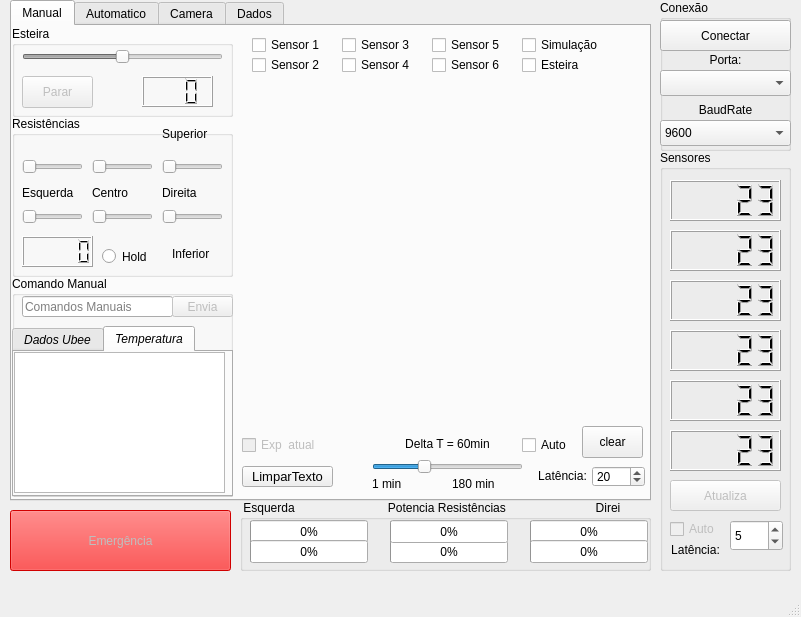
The window that source/forno_design.ui (Atzingen/controleForno-interface) describes before a commit, drawn with Qt 5.
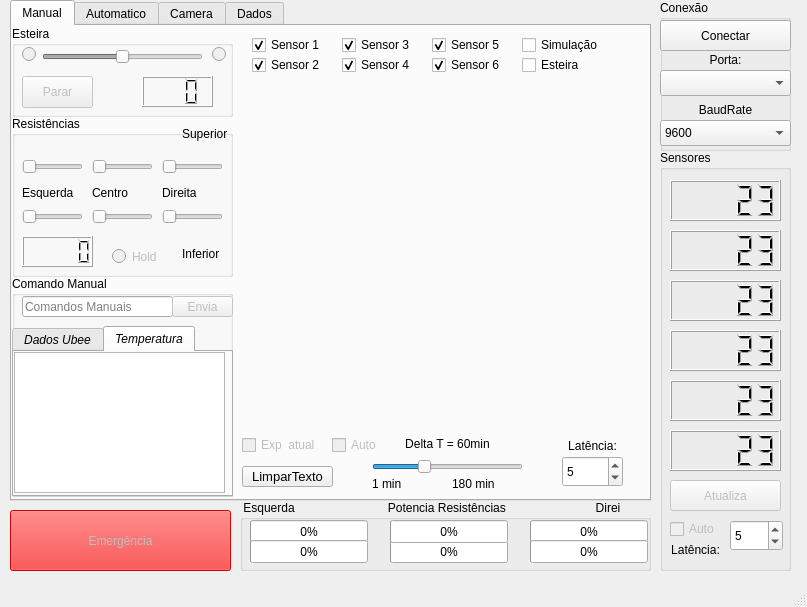
The same window after the commit. The open tabs and pages were chosen to show the change. Custom widgets are drawn as their Qt base class.

```diff
--- a/source/forno_design.ui
+++ b/source/forno_design.ui
@@ -9,8 +9,8 @@
    <rect>
     <x>0</x>
     <y>0</y>
-    <width>801</width>
-    <height>617</height>
+    <width>807</width>
+    <height>607</height>
    </rect>
   </property>
   <property name="windowTitle">
@@ -51,9 +51,9 @@
        </property>
        <property name="geometry">
         <rect>
-         <x>10</x>
+         <x>30</x>
          <y>20</y>
-         <width>201</width>
+         <width>161</width>
          <height>22</height>
         </rect>
        </property>
@@ -96,6 +96,47 @@
         <string>Parar</string>
        </property>
       </widget>
+      <widget class="QRadioButton" name="radioButton_esteiraTras">
+       <property name="enabled">
+        <bool>false</bool>
+       </property>
+       <property name="geometry">
+        <rect>
+         <x>10</x>
+         <y>20</y>
+         <width>21</width>
+         <height>17</height>
+        </rect>
+       </property>
+       <property name="text">
+        <string/>
+       </property>
+       <property name="autoExclusive">
+        <bool>false</bool>
+       </property>
+      </widget>
+      <widget class="QRadioButton" name="radioButton_esteiraFrente">
+       <property name="enabled">
+        <bool>false</bool>
+       </property>
+       <property name="geometry">
+        <rect>
+         <x>200</x>
+         <y>20</y>
+         <width>21</width>
+         <height>17</height>
+        </rect>
+       </property>
+       <property name="text">
+        <string/>
+       </property>
+       <property name="checked">
+        <bool>false</bool>
+       </property>
+       <property name="autoExclusive">
+        <bool>false</bool>
+       </property>
+      </widget>
      </widget>
      <widget class="QGroupBox" name="groupBox_5">
       <property name="geometry">
@@ -265,9 +306,9 @@
       <widget class="QLabel" name="label_4">
        <property name="geometry">
         <rect>
-         <x>150</x>
+         <x>170</x>
          <y>10</y>
-         <width>71</width>
+         <width>51</width>
          <height>16</height>
         </rect>
        </property>
@@ -278,9 +319,9 @@
       <widget class="QLabel" name="label_5">
        <property name="geometry">
         <rect>
-         <x>160</x>
+         <x>170</x>
          <y>130</y>
-         <width>61</width>
+         <width>51</width>
          <height>16</height>
         </rect>
        </property>
@@ -337,10 +378,13 @@
         </rect>
        </property>
       </widget>
-      <widget class="QRadioButton" name="radioButton">
+      <widget class="QRadioButton" name="radioButton_hold">
+       <property name="enabled">
+        <bool>false</bool>
+       </property>
        <property name="geometry">
         <rect>
-         <x>90</x>
+         <x>100</x>
          <y>130</y>
          <width>71</width>
          <height>21</height>
@@ -486,6 +530,9 @@
       <property name="text">
        <string>Sensor 1</string>
       </property>
+      <property name="checked">
+       <bool>true</bool>
+      </property>
      </widget>
      <widget class="QCheckBox" name="checkBox_2">
       <property name="geometry">
@@ -499,6 +546,9 @@
       <property name="text">
        <string>Sensor 2</string>
       </property>
+      <property name="checked">
+       <bool>true</bool>
+      </property>
      </widget>
      <widget class="QCheckBox" name="checkBox_3">
       <property name="geometry">
@@ -512,6 +562,9 @@
       <property name="text">
        <string>Sensor 4</string>
       </property>
+      <property name="checked">
+       <bool>true</bool>
+      </property>
      </widget>
      <widget class="QCheckBox" name="checkBox_4">
       <property name="geometry">
@@ -525,6 +578,9 @@
       <property name="text">
        <string>Sensor 3</string>
       </property>
+      <property name="checked">
+       <bool>true</bool>
+      </property>
      </widget>
      <widget class="QCheckBox" name="checkBox_5">
       <property name="geometry">
@@ -538,6 +594,9 @@
       <property name="text">
        <string>Sensor 6</string>
       </property>
+      <property name="checked">
+       <bool>true</bool>
+      </property>
      </widget>
      <widget class="QCheckBox" name="checkBox_6">
       <property name="geometry">
@@ -551,6 +610,9 @@
       <property name="text">
        <string>Sensor 5</string>
       </property>
+      <property name="checked">
+       <bool>true</bool>
+      </property>
      </widget>
      <widget class="QCheckBox" name="checkBox_8">
       <property name="geometry">
@@ -644,11 +706,11 @@
      </widget>
      <widget class="QCheckBox" name="checkBox_14">
       <property name="enabled">
-       <bool>true</bool>
+       <bool>false</bool>
       </property>
       <property name="geometry">
        <rect>
-        <x>510</x>
+        <x>320</x>
         <y>410</y>
         <width>61</width>
         <height>18</height>
@@ -664,8 +726,8 @@
      <widget class="QLabel" name="label_16">
       <property name="geometry">
        <rect>
-        <x>520</x>
-        <y>440</y>
+        <x>550</x>
+        <y>410</y>
         <width>61</width>
         <height>20</height>
        </rect>
@@ -680,10 +742,10 @@
      <widget class="QSpinBox" name="spinBox_4">
       <property name="geometry">
        <rect>
-        <x>580</x>
-        <y>440</y>
-        <width>53</width>
-        <height>21</height>
+        <x>550</x>
+        <y>430</y>
+        <width>61</width>
+        <height>31</height>
        </rect>
       </property>
       <property name="minimum">
@@ -693,7 +755,7 @@
        <number>1</number>
       </property>
       <property name="value">
-       <number>20</number>
+       <number>5</number>
       </property>
      </widget>
      <widget class="QPushButton" name="pushButton_7">
@@ -722,7 +784,7 @@
        <rect>
         <x>230</x>
         <y>410</y>
-        <width>131</width>
+        <width>81</width>
         <height>18</height>
        </rect>
       </property>
@@ -733,19 +795,6 @@
        <bool>false</bool>
       </property>
      </widget>
-     <widget class="QPushButton" name="pushButton_18">
-      <property name="geometry">
-       <rect>
-        <x>570</x>
-        <y>400</y>
-        <width>61</width>
-        <height>32</height>
-       </rect>
-      </property>
-      <property name="text">
-       <string>clear</string>
-      </property>
-     </widget>
     </widget>
     <widget class="QWidget" name="tab_3">
      <attribute name="title">
```
Left out of the diff: 200 changed lines with no effect on the pictures.
